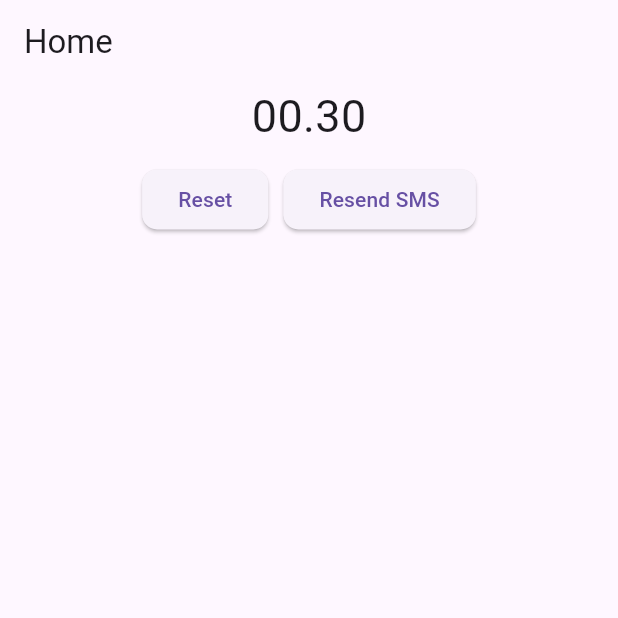
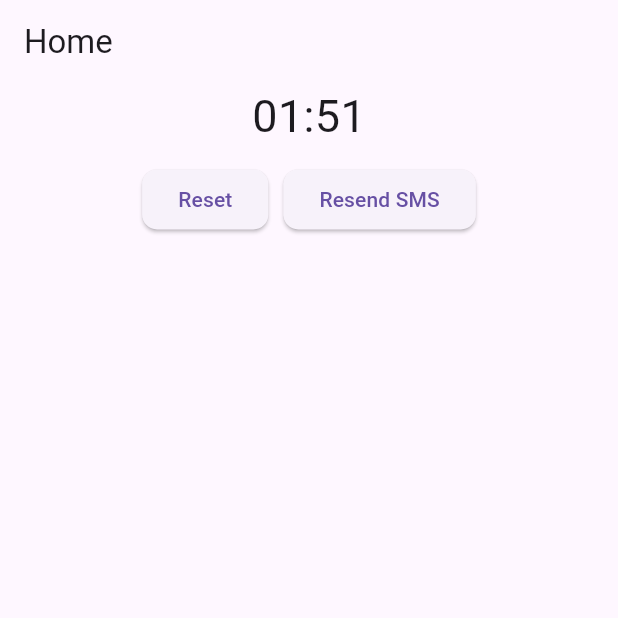
Before and after one commit to 2DevGs/countdown, a Flutter app: the screen it shows after launch, after a tap on "Reset", on a phone screen of 412 x 824 dp, the top half of it. Run offline on Flutter 3.47's test engine with Material 3 defaults, Android fonts, the phone set to English and light mode, and no system bars.

Commit message:
Building a simple countdown.
In this commit, the structure of a simple countdown has been added to accommodate future tasks.

```diff
--- /dev/null
+++ b/lib/src/ui/core/countdown/countdown_widget.dart
@@ -0,0 +1,57 @@
+import 'dart:async';
+
+import 'package:flutter/material.dart';
+
+class CountdownWidget extends StatefulWidget {
+
+  final TextStyle textStyle;
+  final Duration duration;
+
+  const CountdownWidget({
+     super.key,
+     required this.textStyle,
+     required this.duration,
+  });
+
+  @override
+  State<CountdownWidget> createState() => _CountdownWidgetState();
+}
+
+class _CountdownWidgetState extends State<CountdownWidget> {
+
+  final countDownVN = ValueNotifier<Duration>(Duration.zero);
+  late DateTime endTime;
+  late Timer timer;
+
+  @override
+  void initState() {
+    endTime = DateTime.now().add(widget.duration);
+    countDownVN.value = endTime.difference(DateTime.now());
+    timer = Timer.periodic(Duration(seconds: 1), (timer) {
+      final restTime = endTime.difference(DateTime.now());
+
+      if(restTime > Duration.zero){
+        countDownVN.value = restTime;
+      } else {
+        timer.cancel();
+      }
+    });
+    super.initState();
+  }
+
+  @override
+  Widget build(BuildContext context) {
+      return ValueListenableBuilder(
+          valueListenable: countDownVN,
+          builder: (_, countDownVNValue, _) {
+            final minutes = countDownVNValue.inMinutes.toString().padLeft(2, '0');
+            final seconds = countDownVNValue.inSeconds.remainder(60).toString().padLeft(2, '0');
+
+              return Text(
+              '$minutes:$seconds',
+              style: widget.textStyle,
+            );
+          },
+      );
+  }
+}
--- a/lib/src/ui/home/home_screen.dart
+++ b/lib/src/ui/home/home_screen.dart
@@ -1,3 +1,4 @@
+import 'package:countdown/src/ui/core/countdown/countdown_widget.dart';
 import 'package:flutter/material.dart';
 
 class HomeScreen extends StatelessWidget {
@@ -13,11 +14,9 @@ class HomeScreen extends StatelessWidget {
             child: Column(
               spacing: 10,
               children: [
-                Text(
-                  '00.30',
-                  style: TextStyle(
-                    fontSize: 30,
-                  ),
+                CountdownWidget(
+                  textStyle: TextStyle(fontSize: 30),
+                  duration: Duration(minutes: 2),
                 ),
                 Row(
                   mainAxisAlignment: MainAxisAlignment.center,
```
